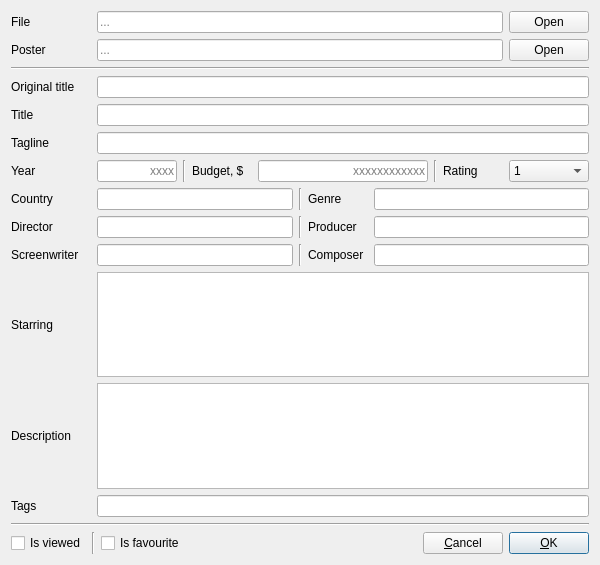
eugene-melnik/alexandra, file src/addfilmwindow.ui: the form before one commit.
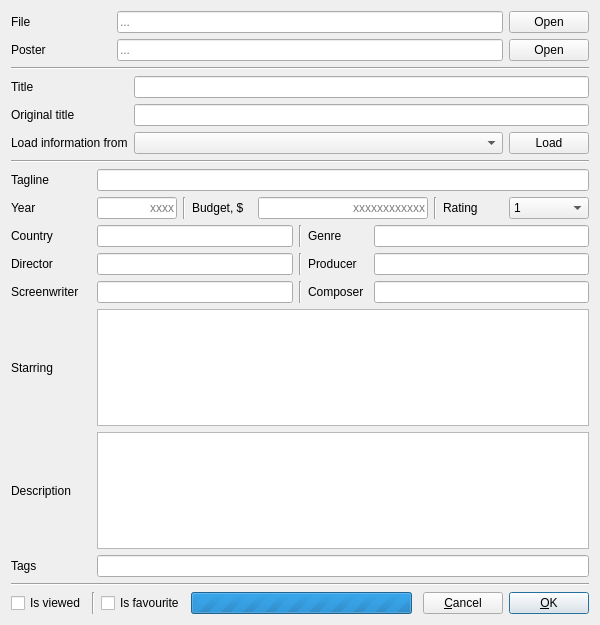
The form after the commit. Icons and pictures are not drawn.

Commit message: Parsing information from OMDB

Patch:
```diff
--- a/src/addfilmwindow.ui
+++ b/src/addfilmwindow.ui
@@ -10,7 +10,7 @@
     <x>0</x>
     <y>0</y>
     <width>600</width>
-    <height>565</height>
+    <height>625</height>
    </rect>
   </property>
   <property name="minimumSize">
@@ -29,14 +29,14 @@
   <property name="modal">
    <bool>true</bool>
   </property>
-  <layout class="QVBoxLayout" name="verticalLayout">
+  <layout class="QVBoxLayout" name="verticalLayout_3">
    <item>
     <layout class="QHBoxLayout" name="hl1">
      <item>
       <widget class="QLabel" name="labelFile">
        <property name="minimumSize">
         <size>
-         <width>80</width>
+         <width>100</width>
          <height>0</height>
         </size>
        </property>
@@ -82,7 +82,7 @@
       <widget class="QLabel" name="labelPoster">
        <property name="minimumSize">
         <size>
-         <width>80</width>
+         <width>100</width>
          <height>0</height>
         </size>
        </property>
@@ -130,34 +130,9 @@
     </widget>
    </item>
    <item>
-    <layout class="QHBoxLayout" name="hl3">
+    <layout class="QHBoxLayout" name="horizontalLayout_2">
      <item>
-      <widget class="QLabel" name="labelOriginalTitle">
-       <property name="minimumSize">
-        <size>
-         <width>80</width>
-         <height>0</height>
-        </size>
-       </property>
-       <property name="text">
-        <string>Original title</string>
-       </property>
-      </widget>
-     </item>
-     <item>
-      <widget class="QLineEdit" name="eOriginalTitle">
-       <property name="maxLength">
-        <number>500</number>
-       </property>
-       <property name="clearButtonEnabled">
-        <bool>true</bool>
-       </property>
-      </widget>
-     </item>
-    </layout>
-   </item>
-   <item>
-    <layout class="QHBoxLayout" name="hl4">
+      <layout class="QVBoxLayout" name="verticalLayout_2">
      <item>
       <widget class="QLabel" name="labelTitle">
        <property name="minimumSize">
@@ -172,6 +147,30 @@
       </widget>
      </item>
      <item>
+        <widget class="QLabel" name="labelOriginalTitle">
+         <property name="minimumSize">
+          <size>
+           <width>80</width>
+           <height>0</height>
+          </size>
+         </property>
+         <property name="text">
+          <string>Original title</string>
+         </property>
+        </widget>
+       </item>
+       <item>
+        <widget class="QLabel" name="labelLoadInformation">
+         <property name="text">
+          <string>Load information from</string>
+         </property>
+        </widget>
+       </item>
+      </layout>
+     </item>
+     <item>
+      <layout class="QVBoxLayout" name="verticalLayout">
+       <item>
       <widget class="QLineEdit" name="eTitle">
        <property name="maxLength">
         <number>500</number>
@@ -181,7 +180,40 @@
        </property>
       </widget>
      </item>
-    </layout>
+       <item>
+        <widget class="QLineEdit" name="eOriginalTitle">
+         <property name="maxLength">
+          <number>500</number>
+         </property>
+         <property name="clearButtonEnabled">
+          <bool>true</bool>
+         </property>
+        </widget>
+       </item>
+       <item>
+        <layout class="QHBoxLayout" name="horizontalLayout" stretch="1,0">
+         <item>
+          <widget class="QComboBox" name="cbOnlineSource"/>
+         </item>
+         <item>
+          <widget class="QPushButton" name="bLoad">
+           <property name="text">
+            <string>Load</string>
+           </property>
+          </widget>
+         </item>
+        </layout>
+       </item>
+      </layout>
+     </item>
+    </layout>
+   </item>
+   <item>
+    <widget class="Line" name="l_2">
+     <property name="orientation">
+      <enum>Qt::Horizontal</enum>
+     </property>
+    </widget>
    </item>
    <item>
     <layout class="QHBoxLayout" name="hl5">
@@ -688,7 +720,7 @@
     </widget>
    </item>
    <item>
-    <layout class="QHBoxLayout" name="hl12">
+    <layout class="QHBoxLayout" name="hl12" stretch="0,0,0,1,0,0,0">
      <item>
       <widget class="QCheckBox" name="cIsViewed">
        <property name="text">
@@ -711,13 +743,26 @@
       </widget>
      </item>
      <item>
-      <spacer name="hs1">
+      <widget class="QProgressBar" name="progressBar">
+       <property name="maximum">
+        <number>0</number>
+       </property>
+       <property name="value">
+        <number>-1</number>
+       </property>
+       <property name="format">
+        <string/>
+       </property>
+      </widget>
+     </item>
+     <item>
+      <spacer name="horizontalSpacer_2">
        <property name="orientation">
         <enum>Qt::Horizontal</enum>
        </property>
        <property name="sizeHint" stdset="0">
         <size>
-         <width>40</width>
+         <width>5</width>
          <height>20</height>
         </size>
        </property>
```
Lines whose indentation alone changed are shown as unchanged. The commit also changes 10 other files.
